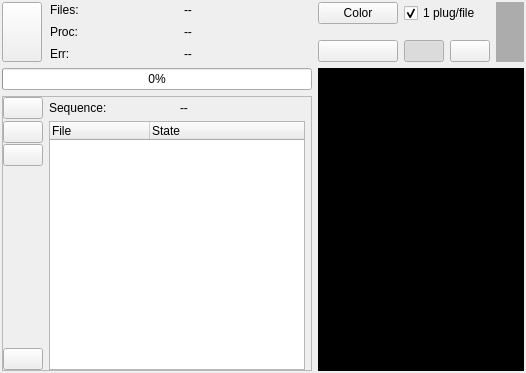
This is workflow/tools/ui/batch_progress_widget.ui in cseyve/piaf as Qt 5 draws it before an edit. The edited form follows.
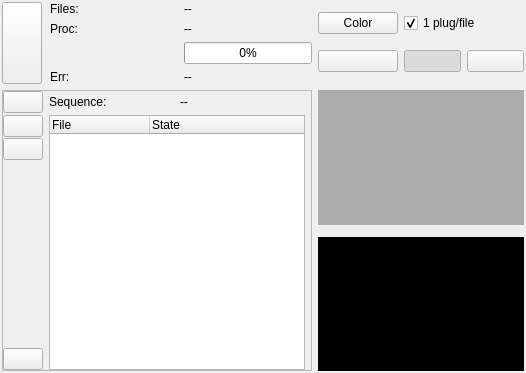
This is the edited form. Icons and pictures are not drawn. Custom widgets are drawn as their Qt base class.

```diff
--- a/workflow/tools/ui/batch_progress_widget.ui
+++ b/workflow/tools/ui/batch_progress_widget.ui
@@ -24,170 +24,6 @@
    <property name="margin">
     <number>2</number>
    </property>
-   <item row="2" column="0">
-    <widget class="QFrame" name="frame_fileList">
-     <property name="frameShape">
-      <enum>QFrame::StyledPanel</enum>
-     </property>
-     <property name="frameShadow">
-      <enum>QFrame::Raised</enum>
-     </property>
-     <layout class="QGridLayout" name="gridLayout_4">
-      <property name="verticalSpacing">
-       <number>2</number>
-      </property>
-      <property name="margin">
-       <number>0</number>
-      </property>
-      <item row="1" column="0">
-       <widget class="QWidget" name="filesButtonsWidget" native="true">
-        <layout class="QVBoxLayout" name="verticalLayout_4">
-         <property name="spacing">
-          <number>1</number>
-         </property>
-         <property name="margin">
-          <number>0</number>
-         </property>
-         <item>
-          <widget class="QPushButton" name="addButton">
-           <property name="toolTip">
-            <string>Add new files</string>
-           </property>
-           <property name="text">
-            <string/>
-           </property>
-           <property name="icon">
-            <iconset resource="../../../main/piaf.qrc">
-             <normaloff>:/images/22x22/list-add.png</normaloff>:/images/22x22/list-add.png</iconset>
-           </property>
-           <property name="shortcut">
-            <string>Ctrl+O</string>
-           </property>
-          </widget>
-         </item>
-         <item>
-          <widget class="QPushButton" name="delButton">
-           <property name="toolTip">
-            <string>Remove selected files</string>
-           </property>
-           <property name="text">
-            <string/>
-           </property>
-           <property name="icon">
-            <iconset resource="../../../main/piaf.qrc">
-             <normaloff>:/images/22x22/list-remove.png</normaloff>:/images/22x22/list-remove.png</iconset>
-           </property>
-           <property name="shortcut">
-            <string>Del</string>
-           </property>
-          </widget>
-         </item>
-         <item>
-          <spacer name="verticalSpacer">
-           <property name="orientation">
-            <enum>Qt::Vertical</enum>
-           </property>
-           <property name="sizeHint" stdset="0">
-            <size>
-             <width>10</width>
-             <height>10</height>
-            </size>
-           </property>
-          </spacer>
-         </item>
-         <item>
-          <widget class="QPushButton" name="resetButton">
-           <property name="toolTip">
-            <string>Reset state to unprocessed</string>
-           </property>
-           <property name="text">
-            <string/>
-           </property>
-           <property name="icon">
-            <iconset resource="../../../main/piaf.qrc">
-             <normaloff>:/images/22x22/edit-undo.png</normaloff>:/images/22x22/edit-undo.png</iconset>
-           </property>
-           <property name="shortcut">
-            <string>Alt+Z</string>
-           </property>
-          </widget>
-         </item>
-        </layout>
-       </widget>
-      </item>
-      <item row="1" column="1" colspan="2">
-       <widget class="QTreeWidget" name="filesTreeWidget">
-        <property name="toolTip">
-         <string>Files for batch processing</string>
-        </property>
-        <property name="alternatingRowColors">
-         <bool>true</bool>
-        </property>
-        <property name="selectionMode">
-         <enum>QAbstractItemView::ExtendedSelection</enum>
-        </property>
-        <property name="autoExpandDelay">
-         <number>1</number>
-        </property>
-        <property name="allColumnsShowFocus">
-         <bool>true</bool>
-        </property>
-        <column>
-         <property name="text">
-          <string>File</string>
-         </property>
-         <property name="icon">
-          <iconset resource="../../../main/piaf.qrc">
-           <normaloff>:/images/pixmaps/movie.png</normaloff>:/images/pixmaps/movie.png</iconset>
-         </property>
-        </column>
-        <column>
-         <property name="text">
-          <string>State</string>
-         </property>
-        </column>
-       </widget>
-      </item>
-      <item row="0" column="0">
-       <widget class="QPushButton" name="loadButton">
-        <property name="toolTip">
-         <string>Load plugin sequence</string>
-        </property>
-        <property name="text">
-         <string/>
-        </property>
-        <property name="icon">
-         <iconset resource="../../../main/piaf.qrc">
-          <normaloff>:/images/16x16/document-open.png</normaloff>:/images/16x16/document-open.png</iconset>
-        </property>
-       </widget>
-      </item>
-      <item row="0" column="2" colspan="2">
-       <widget class="QLabel" name="sequenceLabel">
-        <property name="sizePolicy">
-         <sizepolicy hsizetype="Expanding" vsizetype="Preferred">
-          <horstretch>0</horstretch>
-          <verstretch>0</verstretch>
-         </sizepolicy>
-        </property>
-        <property name="text">
-         <string>--</string>
-        </property>
-        <property name="wordWrap">
-         <bool>true</bool>
-        </property>
-       </widget>
-      </item>
-      <item row="0" column="1">
-       <widget class="QLabel" name="label_4">
-        <property name="text">
-         <string>Sequence:</string>
-        </property>
-       </widget>
-      </item>
-     </layout>
-    </widget>
-   </item>
    <item row="0" column="0">
     <widget class="QWidget" name="widget_progress" native="true">
      <layout class="QHBoxLayout" name="horizontalLayout">
@@ -294,7 +130,7 @@
            </property>
           </widget>
          </item>
-         <item row="2" column="0">
+         <item row="3" column="0">
           <widget class="QLabel" name="label_3">
            <property name="sizePolicy">
             <sizepolicy hsizetype="Minimum" vsizetype="Preferred">
@@ -307,44 +143,38 @@
            </property>
           </widget>
          </item>
-         <item row="2" column="1">
+         <item row="3" column="1">
           <widget class="QLabel" name="nbErrLabel">
            <property name="text">
             <string>--</string>
            </property>
           </widget>
          </item>
+         <item row="2" column="1">
+          <widget class="QProgressBar" name="progressBar">
+           <property name="sizePolicy">
+            <sizepolicy hsizetype="Preferred" vsizetype="Fixed">
+             <horstretch>0</horstretch>
+             <verstretch>0</verstretch>
+            </sizepolicy>
+           </property>
+           <property name="value">
+            <number>0</number>
+           </property>
+          </widget>
+         </item>
         </layout>
        </widget>
       </item>
      </layout>
     </widget>
    </item>
-   <item row="0" column="1">
+   <item row="0" column="2">
     <widget class="QWidget" name="widget_options" native="true">
      <layout class="QGridLayout" name="gridLayout_2">
       <property name="margin">
        <number>0</number>
       </property>
-      <item row="0" column="5" rowspan="3">
-       <widget class="TimeHistogramWidget" name="timeHistoWidget" native="true">
-        <property name="sizePolicy">
-         <sizepolicy hsizetype="Expanding" vsizetype="Expanding">
-          <horstretch>0</horstretch>
-          <verstretch>0</verstretch>
-         </sizepolicy>
-        </property>
-        <property name="toolTip">
-         <string>Processing time histogram</string>
-        </property>
-        <property name="statusTip">
-         <string>Processing time histogram</string>
-        </property>
-        <property name="styleSheet">
-         <string notr="true">background-color: rgb(172, 172, 172);</string>
-        </property>
-       </widget>
-      </item>
       <item row="2" column="0">
        <widget class="QPushButton" name="recordButton">
         <property name="toolTip">
@@ -442,7 +272,7 @@
      </layout>
     </widget>
    </item>
-   <item row="1" column="1" rowspan="2">
+   <item row="3" column="2">
     <widget class="ImageWidget" name="imageLabel" native="true">
      <property name="sizePolicy">
       <sizepolicy hsizetype="Expanding" vsizetype="Expanding">
@@ -455,17 +285,187 @@
      </property>
     </widget>
    </item>
-   <item row="1" column="0">
-    <widget class="QProgressBar" name="progressBar">
+   <item row="1" column="2">
+    <widget class="TimeHistogramWidget" name="timeHistoWidget" native="true">
      <property name="sizePolicy">
-      <sizepolicy hsizetype="Preferred" vsizetype="Fixed">
+      <sizepolicy hsizetype="Expanding" vsizetype="Expanding">
        <horstretch>0</horstretch>
        <verstretch>0</verstretch>
       </sizepolicy>
      </property>
-     <property name="value">
-      <number>0</number>
+     <property name="toolTip">
+      <string>Processing time histogram</string>
      </property>
+     <property name="statusTip">
+      <string>Processing time histogram</string>
+     </property>
+     <property name="styleSheet">
+      <string notr="true">background-color: rgb(172, 172, 172);</string>
+     </property>
+    </widget>
+   </item>
+   <item row="1" column="0" rowspan="3">
+    <widget class="QFrame" name="frame_fileList">
+     <property name="frameShape">
+      <enum>QFrame::StyledPanel</enum>
+     </property>
+     <property name="frameShadow">
+      <enum>QFrame::Raised</enum>
+     </property>
+     <layout class="QGridLayout" name="gridLayout_4">
+      <property name="verticalSpacing">
+       <number>2</number>
+      </property>
+      <property name="margin">
+       <number>0</number>
+      </property>
+      <item row="1" column="0">
+       <widget class="QWidget" name="filesButtonsWidget" native="true">
+        <layout class="QVBoxLayout" name="verticalLayout_4">
+         <property name="spacing">
+          <number>1</number>
+         </property>
+         <property name="margin">
+          <number>0</number>
+         </property>
+         <item>
+          <widget class="QPushButton" name="addButton">
+           <property name="toolTip">
+            <string>Add new files</string>
+           </property>
+           <property name="text">
+            <string/>
+           </property>
+           <property name="icon">
+            <iconset resource="../../../main/piaf.qrc">
+             <normaloff>:/images/22x22/list-add.png</normaloff>:/images/22x22/list-add.png</iconset>
+           </property>
+           <property name="shortcut">
+            <string>Ctrl+O</string>
+           </property>
+          </widget>
+         </item>
+         <item>
+          <widget class="QPushButton" name="delButton">
+           <property name="toolTip">
+            <string>Remove selected files</string>
+           </property>
+           <property name="text">
+            <string/>
+           </property>
+           <property name="icon">
+            <iconset resource="../../../main/piaf.qrc">
+             <normaloff>:/images/22x22/list-remove.png</normaloff>:/images/22x22/list-remove.png</iconset>
+           </property>
+           <property name="shortcut">
+            <string>Del</string>
+           </property>
+          </widget>
+         </item>
+         <item>
+          <spacer name="verticalSpacer">
+           <property name="orientation">
+            <enum>Qt::Vertical</enum>
+           </property>
+           <property name="sizeHint" stdset="0">
+            <size>
+             <width>10</width>
+             <height>10</height>
+            </size>
+           </property>
+          </spacer>
+         </item>
+         <item>
+          <widget class="QPushButton" name="resetButton">
+           <property name="toolTip">
+            <string>Reset state to unprocessed</string>
+           </property>
+           <property name="text">
+            <string/>
+           </property>
+           <property name="icon">
+            <iconset resource="../../../main/piaf.qrc">
+             <normaloff>:/images/22x22/edit-undo.png</normaloff>:/images/22x22/edit-undo.png</iconset>
+           </property>
+           <property name="shortcut">
+            <string>Alt+Z</string>
+           </property>
+          </widget>
+         </item>
+        </layout>
+       </widget>
+      </item>
+      <item row="1" column="1" colspan="2">
+       <widget class="QTreeWidget" name="filesTreeWidget">
+        <property name="toolTip">
+         <string>Files for batch processing</string>
+        </property>
+        <property name="alternatingRowColors">
+         <bool>true</bool>
+        </property>
+        <property name="selectionMode">
+         <enum>QAbstractItemView::ExtendedSelection</enum>
+        </property>
+        <property name="autoExpandDelay">
+         <number>1</number>
+        </property>
+        <property name="allColumnsShowFocus">
+         <bool>true</bool>
+        </property>
+        <column>
+         <property name="text">
+          <string>File</string>
+         </property>
+         <property name="icon">
+          <iconset resource="../../../main/piaf.qrc">
+           <normaloff>:/images/pixmaps/movie.png</normaloff>:/images/pixmaps/movie.png</iconset>
+         </property>
+        </column>
+        <column>
+         <property name="text">
+          <string>State</string>
+         </property>
+        </column>
+       </widget>
+      </item>
+      <item row="0" column="0">
+       <widget class="QPushButton" name="loadButton">
+        <property name="toolTip">
+         <string>Load plugin sequence</string>
+        </property>
+        <property name="text">
+         <string/>
+        </property>
+        <property name="icon">
+         <iconset resource="../../../main/piaf.qrc">
+          <normaloff>:/images/16x16/document-open.png</normaloff>:/images/16x16/document-open.png</iconset>
+        </property>
+       </widget>
+      </item>
+      <item row="0" column="2" colspan="2">
+       <widget class="QLabel" name="sequenceLabel">
+        <property name="sizePolicy">
+         <sizepolicy hsizetype="Expanding" vsizetype="Preferred">
+          <horstretch>0</horstretch>
+          <verstretch>0</verstretch>
+         </sizepolicy>
+        </property>
+        <property name="text">
+         <string>--</string>
+        </property>
+        <property name="wordWrap">
+         <bool>true</bool>
+        </property>
+       </widget>
+      </item>
+      <item row="0" column="1">
+       <widget class="QLabel" name="label_4">
+        <property name="text">
+         <string>Sequence:</string>
+        </property>
+       </widget>
+      </item>
+     </layout>
     </widget>
    </item>
   </layout>
```
Left out of the diff: 22 changed lines with no effect on the pictures.
